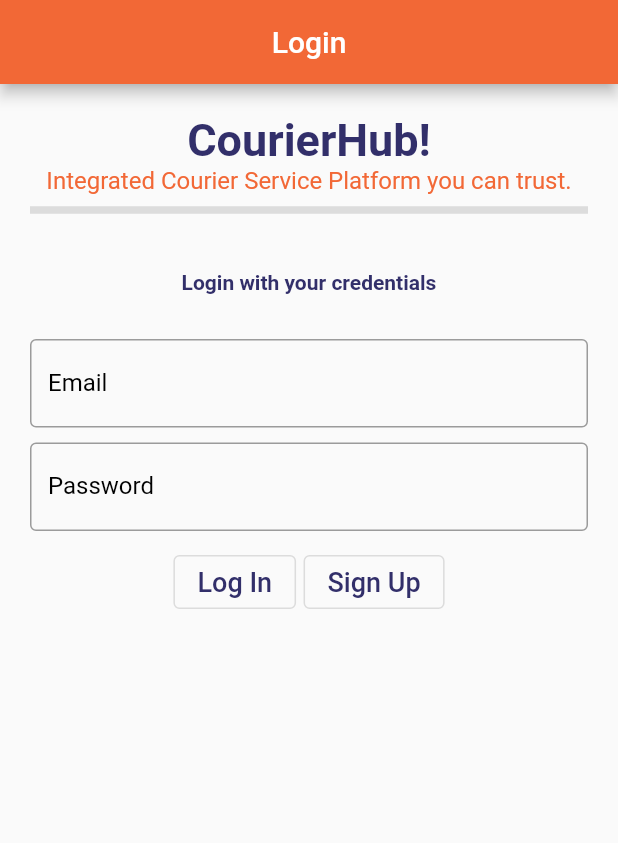
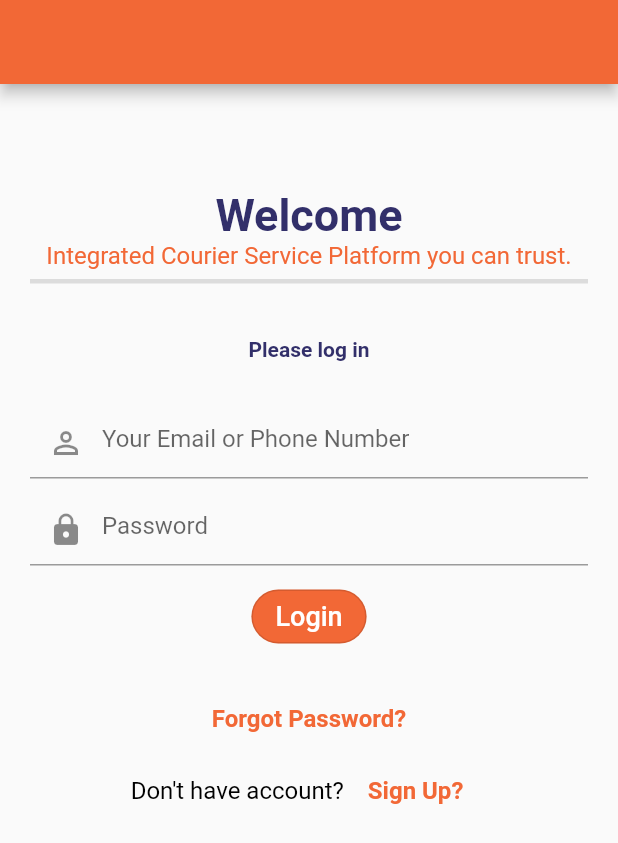
Before and after one commit to kkokwara2014/courierhub, a Flutter app: the screen it shows after launch, on a phone screen of 412 x 824 dp. Shown: the top 843 px of the screen. Run offline on Flutter 3.47's test engine with Material 2 defaults, Android fonts, the phone set to English and light mode, and no system bars.

Commit message:
Login page modification

```diff
--- a/lib/Login.dart
+++ b/lib/Login.dart
@@ -13,7 +13,7 @@ class _LoginState extends State<Login> {
       debugShowCheckedModeBanner: false,
       home: Scaffold(
         appBar: AppBar(
-          title: Text('Login'),
+          title: Text(''),
           centerTitle: true,
           backgroundColor: Color(0xfff26836),
         ),
@@ -22,9 +22,11 @@ class _LoginState extends State<Login> {
             padding: const EdgeInsets.all(20.0),
             child: Column(
               children: [
-
+                SizedBox(
+                  height: 50,
+                ),
                 Text(
-                  'CourierHub!',
+                  'Welcome',
                   style: TextStyle(
                       fontSize: 30,
                       fontWeight: FontWeight.bold,
@@ -38,75 +40,113 @@ class _LoginState extends State<Login> {
                       color: Color(0xfff26836)),
                 ),
                 Divider(
-                  thickness: 5,
-                  height: 20,
+                  thickness: 3,
+                  height: 15,
                 ),
-                SizedBox(height: 30,),
+                SizedBox(
+                  height: 30,
+                ),
                 Text(
-                  'Login with your credentials',
+                  'Please log in',
                   style: TextStyle(
                       fontSize: 14,
                       fontWeight: FontWeight.bold,
                       color: Color(0xff322f6a)),
                 ),
-                SizedBox(height: 30.0,),
+                SizedBox(
+                  height: 30.0,
+                ),
                 TextField(
                   decoration: InputDecoration(
-                    hintText: "Your Email",
-                    labelText: "Email",
+                    prefixIcon: Icon(Icons.perm_identity_sharp),
+                    hintText: "Your Email or Phone Number",
                     labelStyle: TextStyle(
                       fontSize: 16,
                       color: Colors.black,
                     ),
-                    border: OutlineInputBorder()
                   ),
-                  keyboardType: TextInputType.emailAddress,
+                  keyboardType: TextInputType.text,
                 ),
-                SizedBox(height: 10.0,),
+                SizedBox(
+                  height: 10.0,
+                ),
                 TextField(
                   decoration: InputDecoration(
-                    hintText: "Your Password",
-                    labelText: "Password",
+                    prefixIcon: Icon(Icons.lock),
+                    hintText: "Password",
                     labelStyle: TextStyle(
                       fontSize: 16,
                       color: Colors.black,
                     ),
-                    border: OutlineInputBorder()
                   ),
                   keyboardType: TextInputType.text,
                 ),
-                SizedBox(height: 10.0,),
-                Row(
-                  mainAxisSize: MainAxisSize.min,
-                  mainAxisAlignment: MainAxisAlignment.center,
-                  children: [
+                SizedBox(
+                  height: 10.0,
+                ),
                 OutlinedButton(
                   onPressed: () {},
+
+                  style: OutlinedButton.styleFrom(
+                    shape: StadiumBorder(),
+                    backgroundColor: Color(0xfff26836),
+                    // tapTargetSize:
+                  ),
                   child: Text(
-                        'Log In',
+                    'Login',
                     style: TextStyle(
                       fontSize: 18,
-                          color: Color(0xff322f6a),
+                      color: Colors.white,
                     ),
                   ),
                 ),
-                    SizedBox(width: 5,),
-                    OutlinedButton(
+                SizedBox(
+                  height: 20,
+                ),
+                Column(
+                  mainAxisAlignment: MainAxisAlignment.center,
+                  children: [
+                    FlatButton(
+                      onPressed: () {},
+                      child: Text(
+                        "Forgot Password?",
+                        style: TextStyle(
+                            fontSize: 16,
+                            fontWeight: FontWeight.bold,
+                            color: Color(0xfff26836)),
+                      ),
+                    ),
+                    Row(
+                      mainAxisAlignment: MainAxisAlignment.center,
+                      children: [
+                        Text(
+                          "Don't have account?",
+                          style: TextStyle(
+                            fontSize: 16,
+                            fontWeight: FontWeight.normal,
+                            color: Colors.black,
+                          ),
+                        ),
+                        FlatButton(
                           onPressed: () {
-                        Navigator.push(context, MaterialPageRoute(builder: (BuildContext context){
+                            Navigator.push(context, MaterialPageRoute(
+                                builder: (BuildContext context) {
                               return Register();
                             }));
                           },
                           child: Text(
-                        'Sign Up',
+                            "Sign Up?",
                             style: TextStyle(
-                          fontSize: 18,
-                          color: Color(0xff322f6a),
+                              fontSize: 16,
+                              fontWeight: FontWeight.bold,
+                              color: Color(0xfff26836),
                             ),
                           ),
                         ),
                       ],
                     ),
+                  ],
+                )
               ],
             ),
           ),
```
Lines whose indentation alone changed are shown as unchanged.
